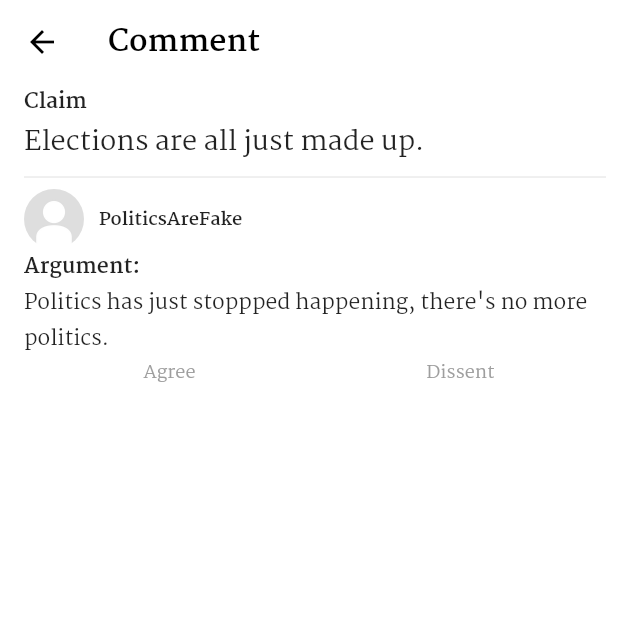
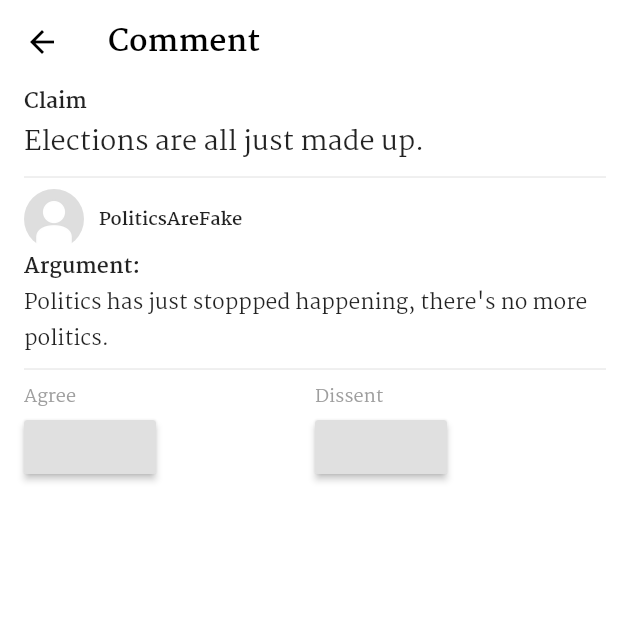
Before and after one commit to CS130-W20/team-B6, a Flutter app: the AppHome screen opened directly, after a tap on "PoliticsAreFake", on a phone screen of 412 x 824 dp, the top half of it. Run offline on Flutter 3.47's test engine with Material 2 defaults, Android fonts, the phone set to English and light mode, and no system bars; our stand-ins replace flutter_form_builder, rxdart; network calls fail.

Commit message:
Added places for replies to go.
Still need to allow you to write replies and connect it to the backend so the replies get saved.

```diff
--- a/frontend/lib/comments/comment.dart
+++ b/frontend/lib/comments/comment.dart
@@ -18,14 +18,16 @@ class Comment {
   final String argument;
   final ImageProvider commenterPic;
   final String commenterName;
+  List<Comment> agrees = List<Comment>();
+  List<Comment> dissents = List<Comment>();
 
   Comment(this.claim, this.argument, this.commenterPic, this.commenterName);
 
-  commentPreview() => CommentPreview(this);
+  Widget commentPreview() => CommentPreview(this);
 
-  widget() => CommentWidget(this);
+  Widget widget() => CommentWidget(this);
 
-  commentPage() => CommentPage(this);
+  Widget commentPage() => CommentPage(this);
 }
 
 class CommentPreview extends StatelessWidget {
@@ -74,6 +76,12 @@ class CommentWidget extends StatefulWidget {
 class _CommentWidgetState extends State<CommentWidget> {
   @override
   Widget build(BuildContext context) {
+    Column agreeList = Column(
+      children: widget.comment.agrees.map((c) => c.commentPreview()).toList()
+    );
+    Column dissentList = Column(
+        children: widget.comment.dissents.map((c) => c.commentPreview()).toList()
+    );
     return Container(
         color: Colors.white,
         child: Padding(
@@ -94,18 +102,41 @@ class _CommentWidgetState extends State<CommentWidget> {
                 SizedBox(width: 10),
                 Text(widget.comment.commenterName,
                     style:
-                        TextStyle(fontWeight: FontWeight.bold, fontSize: 12)),
+                    TextStyle(fontWeight: FontWeight.bold, fontSize: 12)),
               ]),
               Text("Argument:", style: TextStyle(fontWeight: FontWeight.bold)),
               Text(widget.comment.argument, style: TextStyle(fontSize: 14)),
-              Row(children: [
-                Expanded(child: Column(children: [
+              Divider(),
+              Row(crossAxisAlignment: CrossAxisAlignment.start, children: [
+                Expanded(child: Column(crossAxisAlignment: CrossAxisAlignment.start, children: [
                   Text("Agree",
-                      style: TextStyle(color: Colors.grey, fontSize: 12))
+                      style: TextStyle(color: Colors.grey, fontSize: 12)),
+                  RaisedButton(onPressed: () {
+                    setState(() {
+                      widget.comment.agrees.add(Comment(
+                        "Yeah same",
+                          "I agree with that",
+                          AssetImage('assets/defaultprofilepic.jpg'),
+                          "PoliticsAreFake2"
+                      ));
+                    });
+                  }),
+                  agreeList,
                 ])),
-                Expanded(child: Column(children: [
+                Expanded(child: Column(crossAxisAlignment: CrossAxisAlignment.start, children: [
                   Text("Dissent",
-                      style: TextStyle(color: Colors.grey, fontSize: 12))
+                      style: TextStyle(color: Colors.grey, fontSize: 12)),
+                  RaisedButton(onPressed: () {
+                    setState(() {
+                      widget.comment.dissents.add(Comment(
+                          "No that's wrong",
+                          "This will prove it",
+                          AssetImage('assets/defaultprofilepic.jpg'),
+                          "guy"
+                      ));
+                    });
+                  }),
+                  dissentList,
                 ]))
               ]),
             ])
--- a/frontend/lib/comments/comment_page.dart
+++ b/frontend/lib/comments/comment_page.dart
@@ -1,4 +1,5 @@
 import 'package:flutter/material.dart';
+import 'package:outlook/bottom_nav_bar.dart';
 import 'package:outlook/comments/comment.dart';
 
 class CommentPage extends StatelessWidget {
@@ -23,7 +24,7 @@ class CommentPage extends StatelessWidget {
             color: Colors.black
         ),
       ),
-      body: comment.widget(),
+      body: comment.widget()
     );
   }
 }
```
